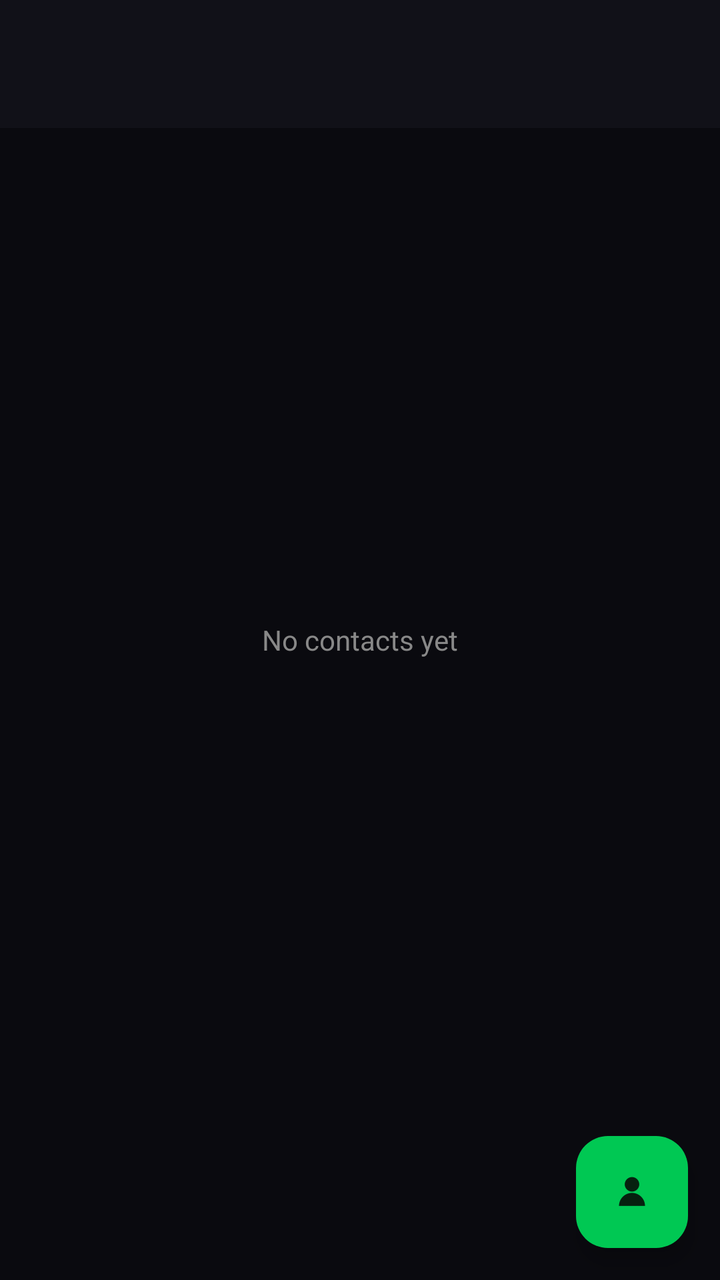
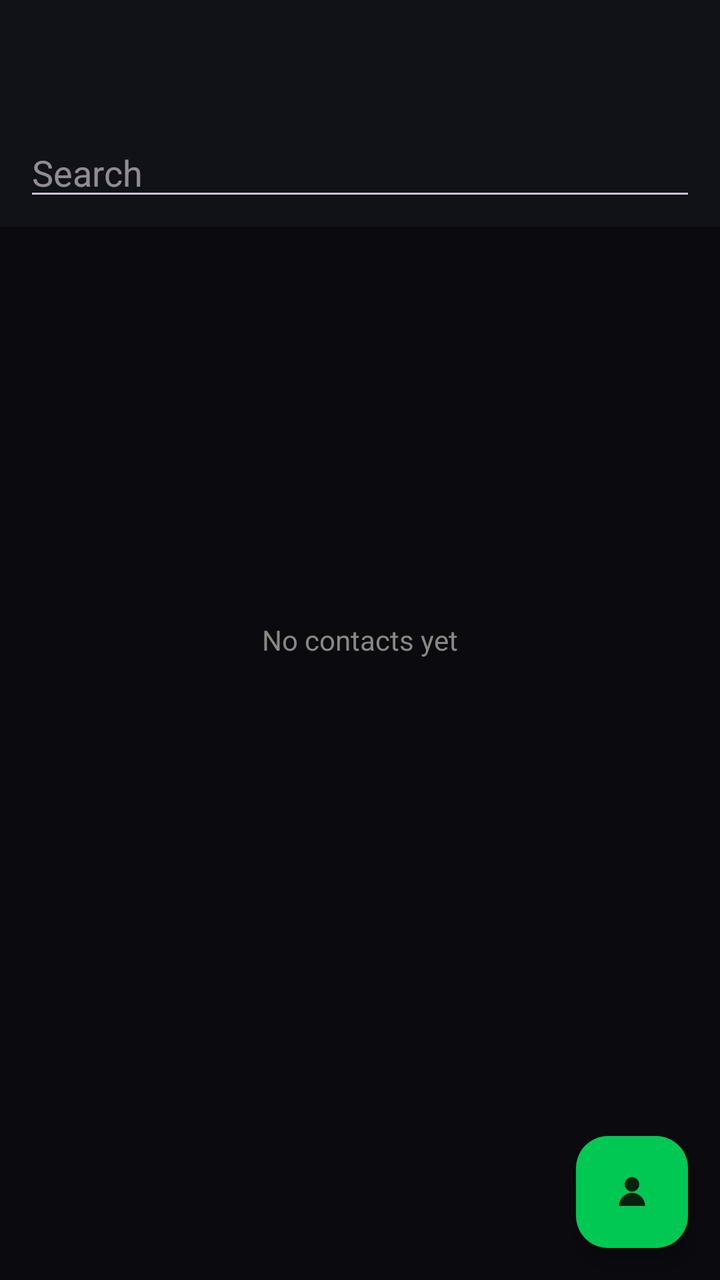

Two renders of the same Android screen: before a commit and after it. Below are the layout's source before the change and the commit's diff.
<!-- AndroidManifest.xml: application theme Theme.DresSecureComms -->
<!-- res/layout/activity_contacts.xml -->
<?xml version="1.0" encoding="utf-8"?>
<androidx.coordinatorlayout.widget.CoordinatorLayout
    xmlns:android="http://schemas.android.com/apk/res/android"
    xmlns:app="http://schemas.android.com/apk/res-auto"
    android:layout_width="match_parent"
    android:layout_height="match_parent"
    android:fitsSystemWindows="true">

    <com.google.android.material.appbar.AppBarLayout
        android:layout_width="match_parent"
        android:layout_height="wrap_content">

        <com.google.android.material.appbar.MaterialToolbar
            android:id="@+id/toolbar"
            android:layout_width="match_parent"
            android:layout_height="?attr/actionBarSize" />
    </com.google.android.material.appbar.AppBarLayout>

    <ListView
        android:id="@+id/list"
        android:layout_width="match_parent"
        android:layout_height="match_parent"
        android:divider="@color/dres_border"
        android:dividerHeight="1dp"
        app:layout_behavior="@string/appbar_scrolling_view_behavior" />

    <TextView
        android:id="@+id/empty"
        android:layout_width="wrap_content"
        android:layout_height="wrap_content"
        android:layout_gravity="center"
        android:text="No contacts yet"
        android:textColor="?attr/colorOnSurfaceVariant" />

    <com.google.android.material.floatingactionbutton.FloatingActionButton
        android:id="@+id/fab"
        android:layout_width="wrap_content"
        android:layout_height="wrap_content"
        android:layout_gravity="bottom|end"
        android:layout_margin="16dp"
        android:contentDescription="@string/add_contact"
        android:src="@drawable/ic_contacts"
        app:tint="@color/dres_on_green" />
</androidx.coordinatorlayout.widget.CoordinatorLayout>
<!-- resources referenced by this layout -->
<resources>
  <color name="dres_border">#FF1E1E2E</color>
  <color name="dres_on_green">#FF06210F</color>
  <!-- drawable ic_contacts: png bitmap (drawable-xxhdpi, 2177 bytes) -->
  <string name="add_contact">Add contact</string>
  <style name="Theme.DresSecureComms" parent="Theme.Material3.Dark.NoActionBar">
          <item name="colorPrimary">@color/dres_green</item>
          <item name="colorOnPrimary">@color/dres_on_green</item>
          <item name="colorPrimaryContainer">@color/dres_green_dim</item>
          <item name="colorOnPrimaryContainer">@color/dres_on_green</item>
  
          <item name="colorSecondary">@color/dres_yellow</item>
          <item name="colorOnSecondary">@color/dres_on_yellow</item>
  
          <item name="android:colorBackground">@color/dres_bg</item>
          <item name="colorOnBackground">@color/dres_text</item>
          <item name="colorSurface">@color/dres_surface</item>
          <item name="colorOnSurface">@color/dres_text</item>
          <item name="colorSurfaceVariant">@color/dres_surface2</item>
          <item name="colorOnSurfaceVariant">@color/dres_text_dim</item>
          <item name="colorOutline">@color/dres_border</item>
          <item name="colorOutlineVariant">@color/dres_border</item>
  
          <item name="android:statusBarColor">@color/dres_bg</item>
          <item name="android:navigationBarColor">@color/dres_bg</item>
          <item name="android:windowLightStatusBar">false</item>
      </style>
  <color name="dres_green">#FF00E676</color>
  <color name="dres_green_dim">#FF00C853</color>
  <color name="dres_yellow">#FFFFC800</color>
  <color name="dres_on_yellow">#FF1A1400</color>
  <color name="dres_bg">#FF0A0A0F</color>
  <color name="dres_text">#FFE0E0E0</color>
  <color name="dres_surface">#FF111118</color>
  <color name="dres_surface2">#FF16161F</color>
  <color name="dres_text_dim">#FF888888</color>
</resources>

<!-- the commit's change to res/layout/activity_contacts.xml (unified diff, before → after) -->
@@ -14,6 +14,18 @@
             android:id="@+id/toolbar"
             android:layout_width="match_parent"
             android:layout_height="?attr/actionBarSize" />
+
+        <EditText
+            android:id="@+id/search"
+            android:layout_width="match_parent"
+            android:layout_height="wrap_content"
+            android:layout_marginHorizontal="12dp"
+            android:layout_marginBottom="8dp"
+            android:hint="@string/search_hint"
+            android:inputType="text"
+            android:maxLines="1"
+            android:imeOptions="actionSearch"
+            android:importantForAutofill="no" />
     </com.google.android.material.appbar.AppBarLayout>
 
     <ListView
<!-- resource entries referenced after the edit -->
@@ -4,6 +4,7 @@
   <color name="dres_on_green">#FF06210F</color>
   <!-- drawable ic_contacts: png bitmap (drawable-xxhdpi, 2177 bytes) -->
   <string name="add_contact">Add contact</string>
+  <string name="search_hint">Search</string>
   <style name="Theme.DresSecureComms" parent="Theme.Material3.Dark.NoActionBar">
           <item name="colorPrimary">@color/dres_green</item>
           <item name="colorOnPrimary">@color/dres_on_green</item>
